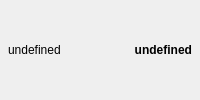
AMOS-uniba/amos-client, file widgets/lines/qdisplayline.ui: the form before one commit.
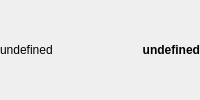
The form after the commit.

What changed in the file:
```diff
--- a/widgets/lines/qdisplayline.ui
+++ b/widgets/lines/qdisplayline.ui
@@ -7,31 +7,19 @@
     <number>0</number>
    </property>
    <property name="leftMargin">
-    <number>8</number>
+    <number>0</number>
    </property>
    <property name="topMargin">
     <number>0</number>
    </property>
    <property name="rightMargin">
-    <number>8</number>
+    <number>0</number>
    </property>
    <property name="bottomMargin">
     <number>0</number>
    </property>
    <item>
     <widget class="QLabel" name="lb_title">
-     <property name="sizePolicy">
-      <sizepolicy hsizetype="Preferred" vsizetype="Fixed">
-       <horstretch>0</horstretch>
-       <verstretch>0</verstretch>
-      </sizepolicy>
-     </property>
-     <property name="minimumSize">
-      <size>
-       <width>0</width>
-       <height>24</height>
-      </size>
-     </property>
      <property name="text">
       <string>undefined</string>
      </property>
@@ -45,12 +33,6 @@
        <verstretch>0</verstretch>
       </sizepolicy>
      </property>
-     <property name="minimumSize">
-      <size>
-       <width>0</width>
-       <height>24</height>
-      </size>
-     </property>
      <property name="font">
       <font>
        <weight>75</weight>
```
